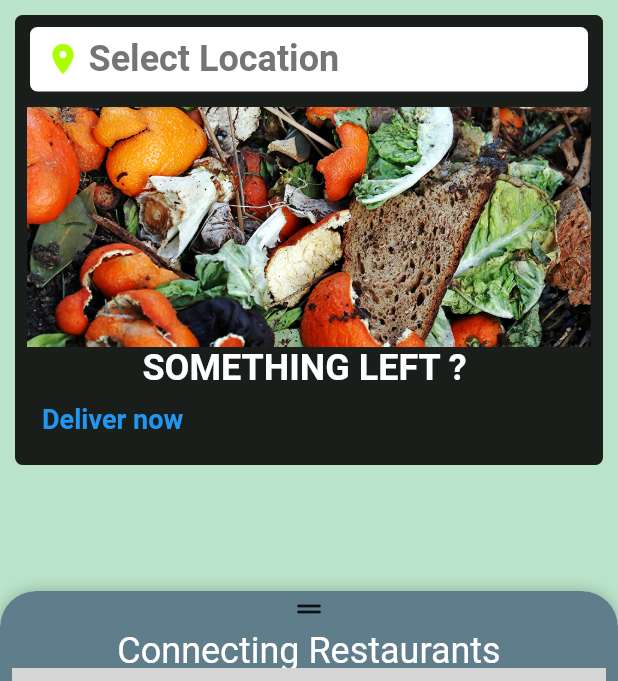
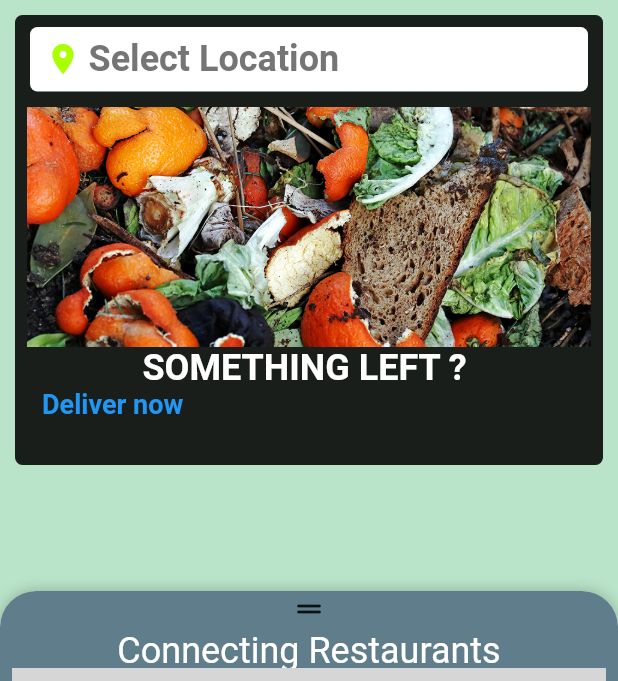
Before and after one commit to Akashsri3bi/ZeroHunger, a Flutter app: the Donate screen opened directly, scrolled down 122 dp, on a phone screen of 412 x 824 dp, the part 555-1236 px from its top. Run offline on Flutter 3.47's test engine with Material 2 defaults, Android fonts, the phone set to English and light mode, and no system bars; drawn by our look-alikes of sliding_up_panel; our stand-ins replace cached_network_image, cloud_firestore, firebase_auth, firebase_core, firebase_storage, geocoding and 6 more; accounts and stored records are empty; network calls fail; Roboto replaces fonts that are missing (Gill Sans, cursive, lato); grey boxes are pictures that could not be loaded.

Commit message:
update layout

```diff
--- a/hunger/lib/screens/home.dart
+++ b/hunger/lib/screens/home.dart
@@ -207,9 +207,6 @@ class Donate extends StatelessWidget {
                               fontWeight: FontWeight.bold,
                               color: Colors.white),
                         ),
-                        const SizedBox(
-                          height: 10,
-                        ),
                         Row(
                           mainAxisAlignment: MainAxisAlignment.spaceBetween,
                           children: [
--- a/hunger/lib/screens/post.dart
+++ b/hunger/lib/screens/post.dart
@@ -363,7 +363,7 @@ class _PostState extends State<Post> {
 
   takePhoto() async {
     XFile? _file = await ImagePicker().pickImage(
-        source: ImageSource.camera, maxHeight: 67500, maxWidth: 96000);
+        source: ImageSource.camera, maxHeight: 6750, maxWidth: 9600);
     setState(() {
       file = File(_file!.path);
     });
```
